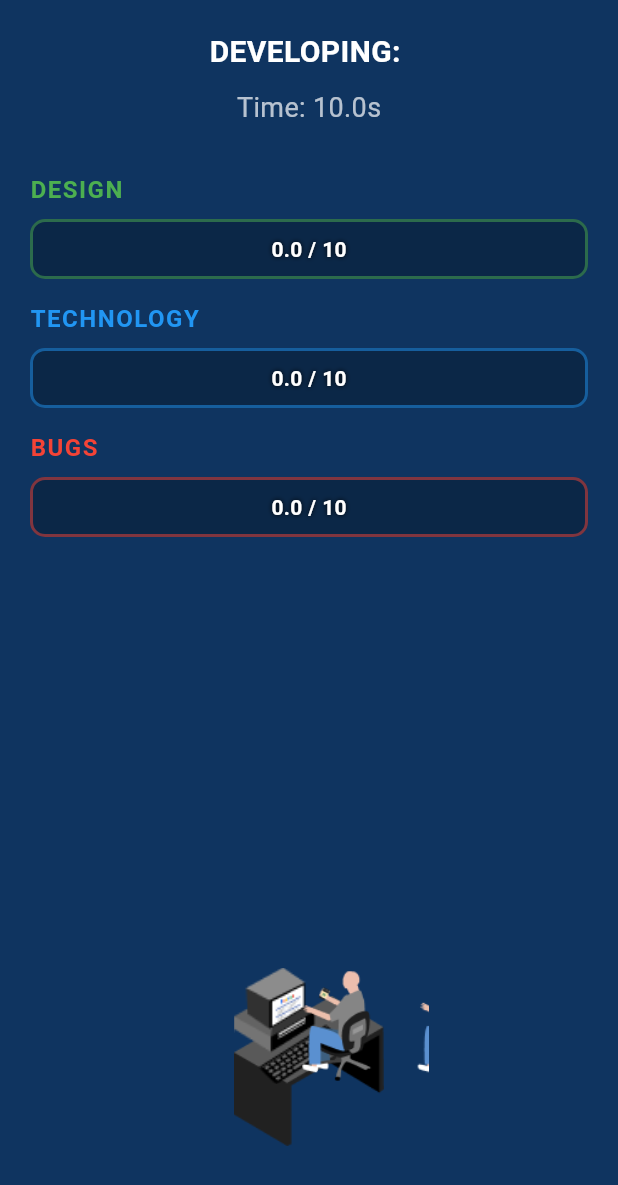
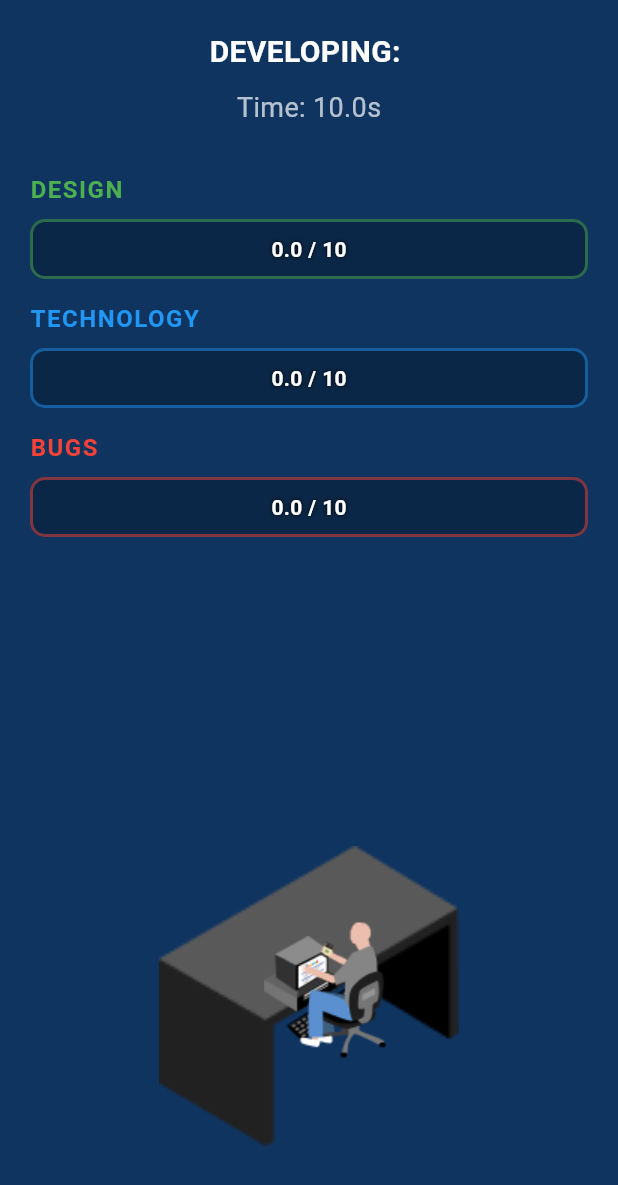
Before and after one commit to krlz-dev/game_dev_tycoon, a Flutter app: the DevelopmentScreen screen opened directly, on a phone screen of 412 x 824 dp. Shown: the top 1185 px of the screen. Run offline on Flutter 3.47's test engine with Material 3 defaults, Android fonts, the phone set to English and light mode, and no system bars; our stand-ins replace shared_preferences; accounts and stored records are empty.

Commit message:
Fix sprite dimensions and adjust workspace positioning
- Measured exact sprite dimensions from image files:
  * Character: 380x592px total → 95x148px per sprite
  * PC: 288x70px total → 72x70px per sprite
  * Table: 117x117px
- Fixed character sprite clipping by using precise dimensions
- Moved PC monitor up and to the right for better positioning
- Character sprite now displays completely without cutoff
- Updated all sprite extraction offsets to match exact measurements

🤖 Generated with [Claude Code](https://claude.com/claude-code)

Co-Authored-By: Claude <noreply@anthropic.com>

```diff
--- a/lib/components/workspace_widget.dart
+++ b/lib/components/workspace_widget.dart
@@ -39,6 +39,8 @@ class _WorkspaceWidgetState extends State<WorkspaceWidget> {
 
   @override
   Widget build(BuildContext context) {
+    final screenWidth = MediaQuery.of(context).size.width;
+
     return Stack(
       alignment: Alignment.center,
       children: [
@@ -48,25 +50,25 @@ class _WorkspaceWidgetState extends State<WorkspaceWidget> {
           child: Image.asset(
             'assets/images/table.png',
             width: 200,
-            height: 100,
+            height: 200,
             fit: BoxFit.contain,
           ),
         ),
 
-        // PC on the table
+        // PC on the table (moved up and to the right)
         Positioned(
-          bottom: 100,
-          left: MediaQuery.of(context).size.width / 2 - 50,
+          bottom: 130, // Moved up from 100
+          left: screenWidth / 2 - 30, // Moved right from -50
           child: ClipRect(
             child: Align(
               alignment: Alignment.topLeft,
               widthFactor: 0.25, // 1/4 of the image width (4 sprites)
               child: Transform.translate(
-                offset: Offset(-_pcFrame * 80.0, 0), // Shift to show different PC state
+                offset: Offset(-_pcFrame * 72.0, 0), // Precise: 72px per sprite
                 child: Image.asset(
                   'assets/images/pc.png',
-                  width: 320, // 4 sprites * 80px each
-                  height: 80,
+                  width: 288, // Exact: 4 sprites * 72px each
+                  height: 70,
                   fit: BoxFit.contain,
                 ),
               ),
@@ -76,8 +78,8 @@ class _WorkspaceWidgetState extends State<WorkspaceWidget> {
 
         // Character sitting at desk
         Positioned(
-          bottom: 80,
-          right: MediaQuery.of(context).size.width / 2 - 80,
+          bottom: 90,
+          right: screenWidth / 2 - 70,
           child: _buildCharacterSprite(),
         ),
       ],
@@ -85,15 +87,17 @@ class _WorkspaceWidgetState extends State<WorkspaceWidget> {
   }
 
   Widget _buildCharacterSprite() {
-    // Character sprite sheet is 4x4
+    // Character sprite sheet is 4x4 (380x592 pixels total)
+    // Each sprite is exactly 95x148 pixels
     // Rows 2-3 (index 2-3) contain sitting animations
     // We have 8 frames total for sitting (4 in row 2, 4 in row 3)
 
     final row = (_characterFrame < 4) ? 2 : 3; // Row 2 or 3
     final col = _characterFrame % 4; // Column 0-3
 
-    final spriteWidth = 100.0; // Approximate width of each sprite
-    final spriteHeight = 120.0; // Approximate height of each sprite
+    // Exact dimensions from character.png (380x592)
+    const spriteWidth = 95.0; // 380 / 4 = 95px
+    const spriteHeight = 148.0; // 592 / 4 = 148px
 
     return ClipRect(
       child: Align(
@@ -107,8 +111,8 @@ class _WorkspaceWidgetState extends State<WorkspaceWidget> {
           ),
           child: Image.asset(
             'assets/images/character.png',
-            width: spriteWidth * 4, // 4 columns
-            height: spriteHeight * 4, // 4 rows
+            width: 380, // Exact total width
+            height: 592, // Exact total height
             fit: BoxFit.contain,
           ),
         ),
```
